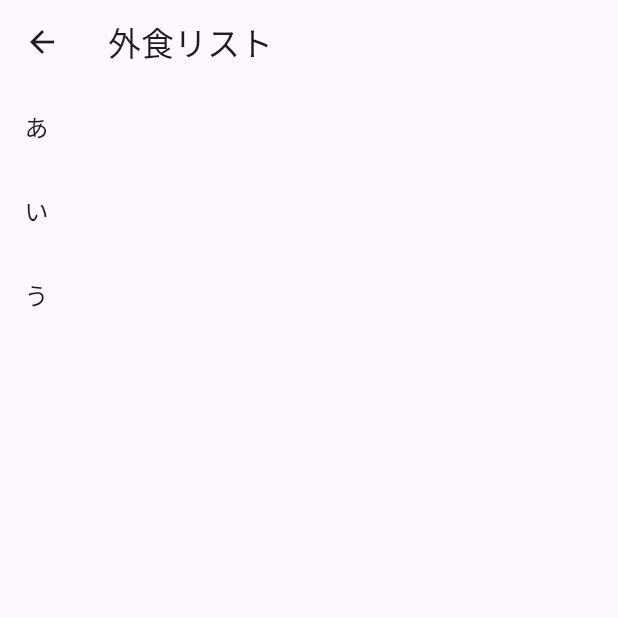
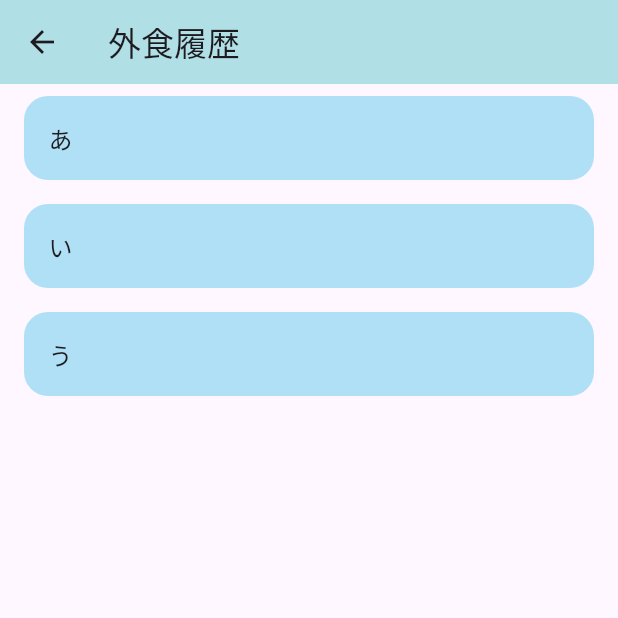
Before and after one commit to ironmax123/delusion_deposit, a Flutter app: the Duing_out screen opened directly, on a phone screen of 412 x 824 dp, the top half of it. Run offline on Flutter 3.47's test engine with Material 3 defaults, Android fonts, the phone set to English and light mode, and no system bars.

Commit message:
デザイン作成

```diff
--- a/lib/pages/dining-out_list/duing-out.dart
+++ b/lib/pages/dining-out_list/duing-out.dart
@@ -8,18 +8,30 @@ class Duing_out extends StatelessWidget {
   @override
   Widget build(BuildContext context) {
     return Scaffold(
-        appBar: AppBar(title: const Text('外食リスト')),
+        appBar: AppBar(
+          title: const Text('外食履歴'),
+          backgroundColor: const Color(0xFFB0E0E6),
+        ),
         body: Column(
           children: [
             Expanded(
-                child: ListView.builder(
-                    itemCount: ListItem.duingList.length,
-                    itemBuilder: (context, index) => Column(children: [
-                          ListTile(
-                            title: Text(ListItem.duingList[index]),
-                            onTap: () {},
-                          ),
-                        ])))
+              child: ListView.builder(
+                itemCount: ListItem.duingList.length,
+                itemBuilder: (context, index) => Padding(
+                  padding: const EdgeInsets.symmetric(
+                      vertical: 8.0, horizontal: 16.0),
+                  child: Container(
+                    decoration: BoxDecoration(
+                      color: const Color(0xFFB0E0F6),
+                      borderRadius: BorderRadius.circular(16),
+                    ),
+                    child: ListTile(
+                      title: Text(ListItem.duingList[index]),
+                    ),
+                  ),
+                ),
+              ),
+            ),
           ],
         ));
   }
```
